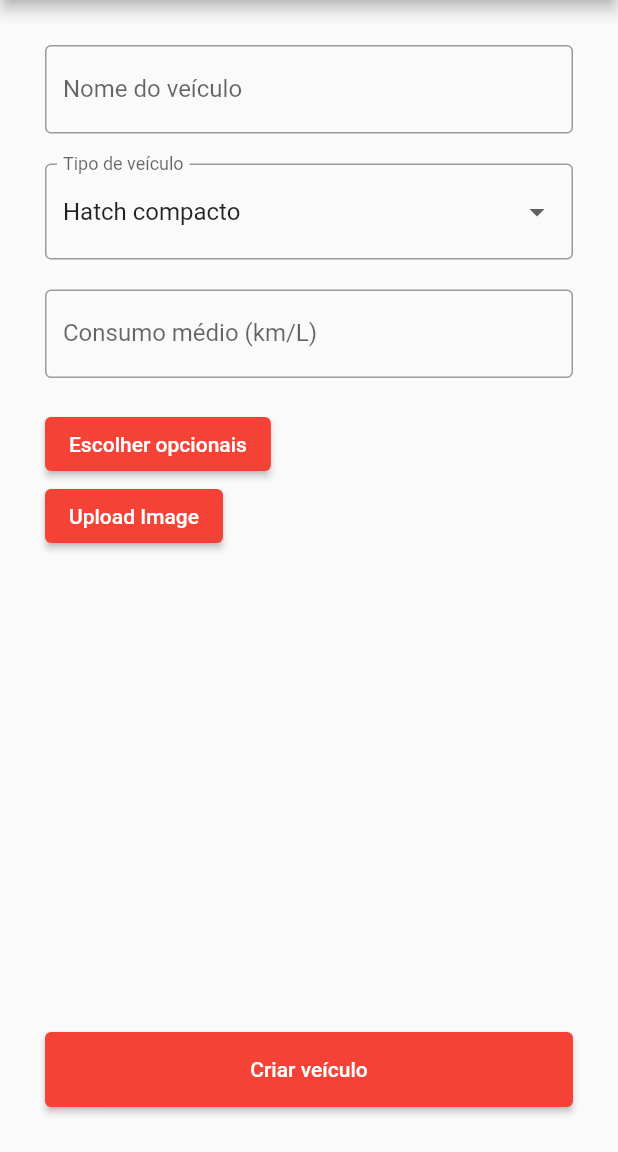
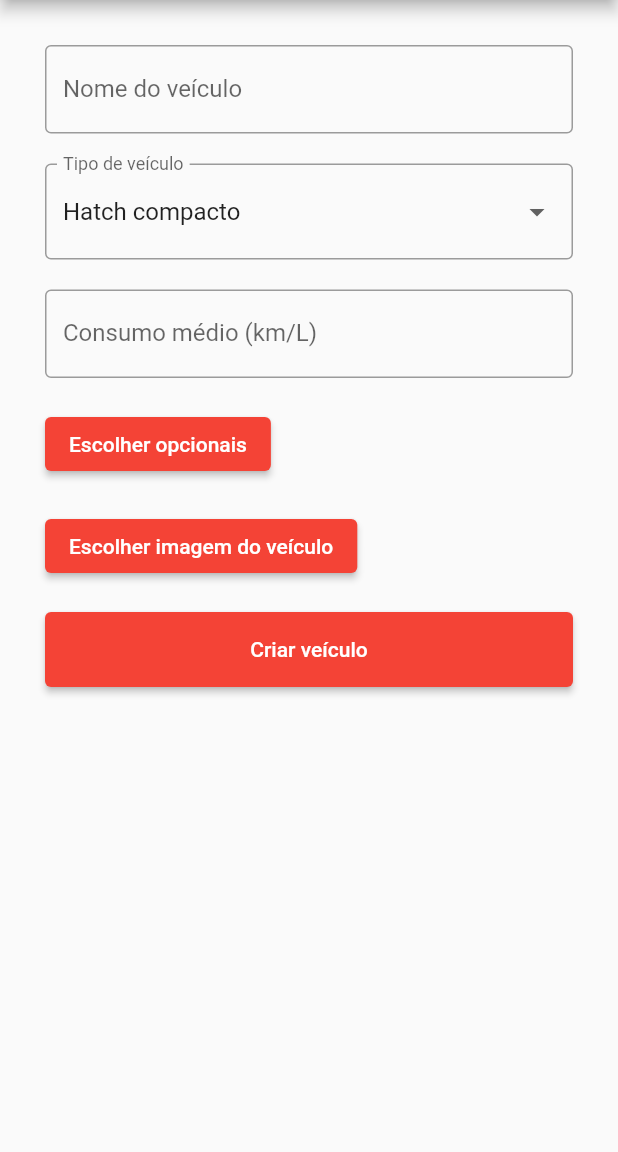
Before and after one commit to camargobiel/econodrive, a Flutter app: the UpsertVehiclePage screen opened by its route, on a phone screen of 412 x 824 dp, the part 84-1236 px from its top. Run offline on Flutter 3.47's test engine with Material 3 defaults, Android fonts, the phone set to English and light mode, and no system bars; our stand-ins replace cloud_firestore, firebase_auth, firebase_core, firebase_storage, image_picker; missing offline and left inert: cross_file_image; accounts and stored records are empty.

Commit message:
feat: 🎸 image upload and creating

```diff
--- a/lib/components/app-bar.dart
+++ b/lib/components/app-bar.dart
@@ -16,8 +16,10 @@ class CustomAppBarTitle extends StatelessWidget {
     return Row(
       mainAxisAlignment: MainAxisAlignment.spaceBetween,
       children: [
-        Image.asset(
-          "../../images/logo.png",
+        const Image(
+          image: AssetImage(
+            "images/logo.png",
+          ),
           width: 140,
         ),
         TextButton(
--- a/lib/pages/upsert_vehicle.dart
+++ b/lib/pages/upsert_vehicle.dart
@@ -1,4 +1,7 @@
+import 'dart:typed_data';
+
 import 'package:cloud_firestore/cloud_firestore.dart';
+import 'package:cross_file_image/cross_file_image.dart';
 import 'package:econodrive/components/choose-vehicle-optionals.dart';
 import 'package:econodrive/utils/constants.dart';
 import 'package:firebase_auth/firebase_auth.dart';
@@ -19,7 +22,7 @@ class UpsertVehiclePage extends StatefulWidget {
 class _UpsertVehiclePageState extends State<UpsertVehiclePage> {
   final firestore = FirebaseFirestore.instance;
   final formKey = GlobalKey<FormState>();
-  late XFile? pickedVehicleImage;
+  XFile? pickedVehicleImage;
   String mainRoute = "/my-vehicles";
 
   Map<String, dynamic> fields = {
@@ -167,7 +170,8 @@ class _UpsertVehiclePageState extends State<UpsertVehiclePage> {
             ? const Text("Editar veículo")
             : const Text("Criar veículo"),
       ),
-      body: Padding(
+      body: SingleChildScrollView(
+        child: Padding(
           padding: const EdgeInsets.all(30),
           child: Column(
             mainAxisSize: MainAxisSize.max,
@@ -266,14 +270,8 @@ class _UpsertVehiclePageState extends State<UpsertVehiclePage> {
                       },
                       child: const Text("Escolher opcionais"),
                     ),
-                  ElevatedButton(
-                    onPressed: () {
-                      pickImage();
-                    },
-                    child: const Text('Upload Image'),
-                  ),
                     const SizedBox(
-                    height: 20,
+                      height: 10,
                     ),
                     Column(
                       crossAxisAlignment: CrossAxisAlignment.start,
@@ -308,7 +306,48 @@ class _UpsertVehiclePageState extends State<UpsertVehiclePage> {
                           );
                         },
                       ).toList()),
+                    ),
+                    const SizedBox(
+                      height: 10,
+                    ),
+                    Row(
+                      children: [
+                        ElevatedButton(
+                          onPressed: () {
+                            pickImage();
+                          },
+                          child: const Text('Escolher imagem do veículo'),
+                        ),
+                        pickedVehicleImage != null
+                            ? IconButton(
+                                onPressed: () {
+                                  setState(() {
+                                    pickedVehicleImage = null;
+                                  });
+                                },
+                                icon: const Icon(
+                                  Icons.close,
+                                  color: Colors.black54,
+                                ),
                               )
+                            : const SizedBox(),
+                      ],
+                    ),
+                    const SizedBox(
+                      height: 20,
+                    ),
+                    pickedVehicleImage != null
+                        ? Column(
+                            children: [
+                              Image(
+                                image: XFileImage(pickedVehicleImage!),
+                              ),
+                              const SizedBox(
+                                height: 20,
+                              ),
+                            ],
+                          )
+                        : const SizedBox(),
                   ],
                 ),
               ),
@@ -335,6 +374,7 @@ class _UpsertVehiclePageState extends State<UpsertVehiclePage> {
             ],
           ),
         ),
+      ),
     );
   }
 }
--- a/pubspec.yaml
+++ b/pubspec.yaml
@@ -41,6 +41,7 @@ dependencies:
   http:
   image_picker:
   firebase_storage:
+  cross_file_image:
 
 dev_dependencies:
   flutter_test:
@@ -65,9 +66,8 @@ flutter:
   uses-material-design: true
 
   # To add assets to your application, add an assets section, like this:
-  # assets:
-  #   - images/a_dot_burr.jpeg
-  #   - images/a_dot_ham.jpeg
+  assets:
+    - images/logo.png
 
   # An image asset can refer to one or more resolution-specific "variants", see
   # https://flutter.dev/assets-and-images/#resolution-aware
```
Also changed, not shown: lib/components/my_vehicle_card.dart (+11 -8 lines), lib/pages/login.dart (+10 -7 lines), lib/pages/register.dart (+5 -3 lines), pubspec.lock. Lines whose indentation alone changed are shown as unchanged.
